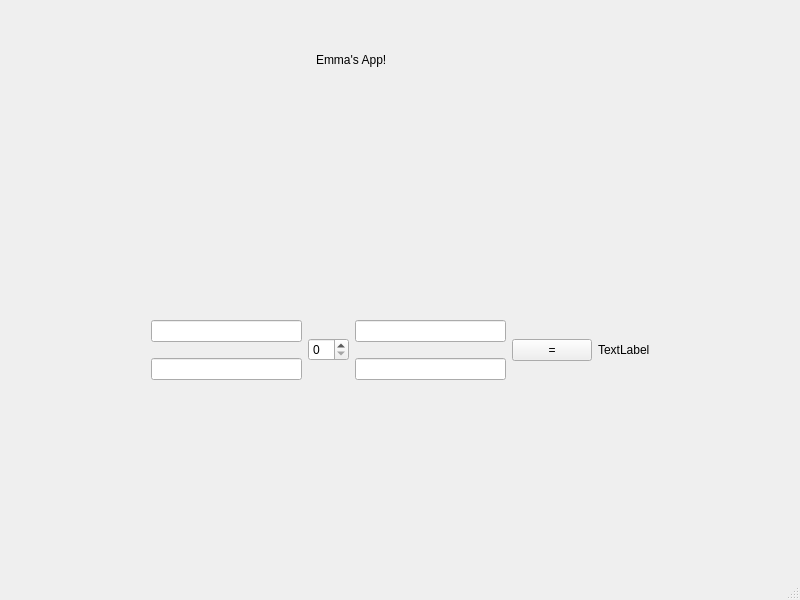
The window that Assignment3/FractionGUI/mainwindow.ui (emmapaczkowski/CMPE320) describes before a commit, drawn with Qt 5.
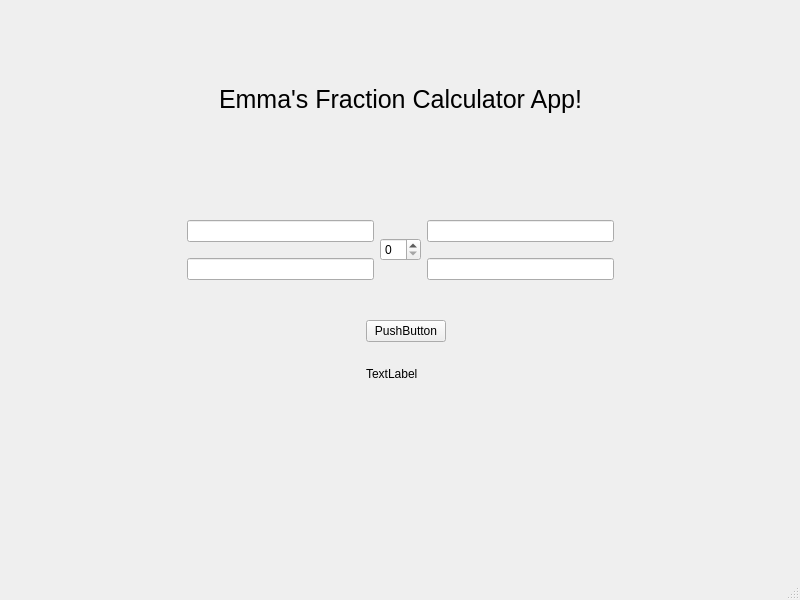
The same window after the commit.

What changed in the file:
```diff
--- a/Assignment3/FractionGUI/mainwindow.ui
+++ b/Assignment3/FractionGUI/mainwindow.ui
@@ -14,24 +14,11 @@
    <string>MainWindow</string>
   </property>
   <widget class="QWidget" name="centralwidget">
-   <widget class="QLabel" name="label">
-    <property name="geometry">
-     <rect>
-      <x>316</x>
-      <y>50</y>
-      <width>81</width>
-      <height>20</height>
-     </rect>
-    </property>
-    <property name="text">
-     <string>Emma's App!</string>
-    </property>
-   </widget>
    <widget class="QWidget" name="horizontalLayoutWidget">
     <property name="geometry">
      <rect>
       <x>0</x>
-      <y>310</y>
+      <y>210</y>
       <width>801</width>
       <height>80</height>
      </rect>
@@ -73,20 +60,6 @@
        </item>
       </layout>
      </item>
-     <item>
-      <widget class="QPushButton" name="Calculate">
-       <property name="text">
-        <string>=</string>
-       </property>
-      </widget>
-     </item>
-     <item>
-      <widget class="QLabel" name="label_3">
-       <property name="text">
-        <string>TextLabel</string>
-       </property>
-      </widget>
-     </item>
      <item>
       <spacer name="horizontalSpacer_2">
        <property name="orientation">
@@ -105,6 +78,88 @@
      </item>
     </layout>
    </widget>
+   <widget class="QWidget" name="horizontalLayoutWidget_2">
+    <property name="geometry">
+     <rect>
+      <x>0</x>
+      <y>60</y>
+      <width>801</width>
+      <height>80</height>
+     </rect>
+    </property>
+    <layout class="QHBoxLayout" name="horizontalLayout_3">
+     <item>
+      <widget class="QLabel" name="label">
+       <property name="sizePolicy">
+        <sizepolicy hsizetype="Maximum" vsizetype="Maximum">
+         <horstretch>2</horstretch>
+         <verstretch>2</verstretch>
+        </sizepolicy>
+       </property>
+       <property name="font">
+        <font>
+         <pointsize>19</pointsize>
+        </font>
+       </property>
+       <property name="text">
+        <string>Emma's Fraction Calculator App!</string>
+       </property>
+      </widget>
+     </item>
+    </layout>
+   </widget>
+   <widget class="QWidget" name="gridLayoutWidget_4">
+    <property name="geometry">
+     <rect>
+      <x>0</x>
+      <y>320</y>
+      <width>811</width>
+      <height>80</height>
+     </rect>
+    </property>
+    <layout class="QGridLayout" name="gridLayout_7">
+     <item row="0" column="2">
+      <spacer name="horizontalSpacer_4">
+       <property name="orientation">
+        <enum>Qt::Horizontal</enum>
+       </property>
+       <property name="sizeHint" stdset="0">
+        <size>
+         <width>40</width>
+         <height>20</height>
+        </size>
+       </property>
+      </spacer>
+     </item>
+     <item row="0" column="0">
+      <spacer name="horizontalSpacer_3">
+       <property name="orientation">
+        <enum>Qt::Horizontal</enum>
+       </property>
+       <property name="sizeHint" stdset="0">
+        <size>
+         <width>40</width>
+         <height>20</height>
+        </size>
+       </property>
+      </spacer>
+     </item>
+     <item row="0" column="1">
+      <widget class="QPushButton" name="Calculate">
+       <property name="text">
+        <string>PushButton</string>
+       </property>
+      </widget>
+     </item>
+     <item row="1" column="1">
+      <widget class="QLabel" name="calOutput">
+       <property name="text">
+        <string>TextLabel</string>
+       </property>
+      </widget>
+     </item>
+    </layout>
+   </widget>
   </widget>
   <widget class="QMenuBar" name="menubar">
    <property name="geometry">
```
Left out of the diff: 8 changed lines with no effect on the pictures.
